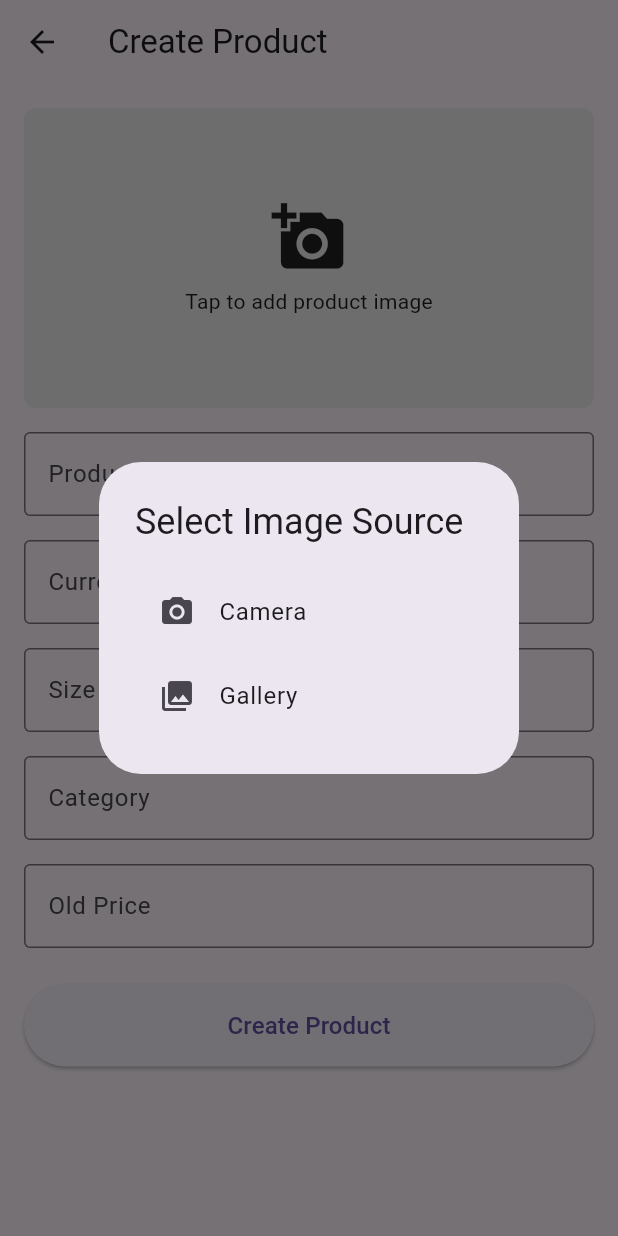
After one commit to 919Umesh/RealTime_Tracking, a Flutter app: the CreateProduct screen opened directly, after a tap on "Tap to add product image", on a phone screen of 412 x 824 dp. The commit adds this screen. Run offline on Flutter 3.47's test engine with Material 3 defaults, Android fonts, the light colour scheme and no system bars; drawn by our look-alikes of flutter_form_builder; our stand-ins replace bloc, cached_network_image, cloud_firestore, dio, equatable, firebase_auth and 9 more; accounts and stored records are empty; network calls fail.

Commit message:
Product Add

```diff
--- a/lib/core/app_router.dart
+++ b/lib/core/app_router.dart
@@ -1,5 +1,6 @@
 
 import 'package:flutter/material.dart';
+import 'package:live_track/modules/products/products_screens/create_product.dart';
 
 import '../models/product_model.dart';
 import '../modules/auth/auth_screens/signin_screen.dart';
--- a/lib/modules/auth/auth_screens/signin_screen.dart
+++ b/lib/modules/auth/auth_screens/signin_screen.dart
@@ -1,6 +1,7 @@
 import 'package:flutter/material.dart';
 import 'package:flutter_bloc/flutter_bloc.dart';
 import 'package:font_awesome_flutter/font_awesome_flutter.dart';
+import 'package:live_track/modules/products/products_screens/create_product.dart';
 
 import '../../../models/custom_error_model.dart';
 import '../../../core/colors.dart';
@@ -46,6 +47,10 @@ class _LoginPageState extends State<LoginPage> {
               children: [
                 InkWell(
                   onTap: () => Navigator.pushNamed(context, '/'),
+                 //  onTap: () =>Navigator.push(
+                 //    context,
+                 //    MaterialPageRoute(builder: (context) => const CreateProduct()),
+                 //  ),
                   child: Row(
                     mainAxisAlignment: MainAxisAlignment.end,
                     //crossAxisAlignment: CrossAxisAlignment.end,
--- a/lib/modules/branches/branches_bloc/branch_bloc.dart
+++ b/lib/modules/branches/branches_bloc/branch_bloc.dart
@@ -1,12 +1,8 @@
 import 'dart:async';
-
 import 'package:bloc/bloc.dart';
 import 'package:equatable/equatable.dart';
-
 import '../../../models/branch_model.dart';
 import '../branches_repos/branch_repos.dart';
-
-
 part 'branch_event.dart';
 part 'branch_state.dart';
 
--- a/lib/modules/products/product_bloc/product_bloc.dart
+++ b/lib/modules/products/product_bloc/product_bloc.dart
@@ -17,6 +17,7 @@ class ProductBloc extends Bloc<ProductEvent, ProductState> {
         super(ProductLoading()) {
     on<LoadProducts>(_mapLoadProductsToState);
     on<UpdateProducts>(_mapUpdateProductsToState);
+    on<AddProduct>(_mapAddProductToState);
   }
 
   FutureOr<void> _mapUpdateProductsToState(
@@ -35,4 +36,21 @@ class ProductBloc extends Bloc<ProductEvent, ProductState> {
       },
     );
   }
+  FutureOr<void> _mapAddProductToState(
+      AddProduct event, Emitter<ProductState> emit) async {
+    emit(ProductAdding());
+    try {
+      emit(ProductAdding());
+      await _productRepos.addProduct(event.product);
+      emit(ProductAdded());
+    } catch (e) {
+      emit(ProductAddError(error: e.toString()));
+    }
+  }
+
+  @override
+  Future<void> close() {
+    _productSubscription?.cancel();
+    return super.close();
+  }
 }
--- a/lib/modules/products/product_bloc/product_event.dart
+++ b/lib/modules/products/product_bloc/product_event.dart
@@ -17,3 +17,11 @@ class UpdateProducts extends ProductEvent {
   @override
   List<Object> get props => [products];
 }
+class AddProduct extends ProductEvent {
+  final Product product;
+
+  AddProduct(this.product);
+
+  @override
+  List<Object> get props => [product];
+}
--- a/lib/modules/products/product_bloc/product_state.dart
+++ b/lib/modules/products/product_bloc/product_state.dart
@@ -17,3 +17,16 @@ class ProductLoaded extends ProductState {
   @override
   List<Object> get props => [products];
 }
+
+class ProductAdding extends ProductState {}
+
+class ProductAdded extends ProductState {}
+
+class ProductAddError extends ProductState {
+  final String error;
+
+  const ProductAddError({required this.error});
+
+  @override
+  List<Object> get props => [error];
+}
--- a/lib/modules/products/product_repos/product_repos.dart
+++ b/lib/modules/products/product_repos/product_repos.dart
@@ -17,4 +17,21 @@ class ProductRepos extends BaseProductRepository {
       }).toList();
     });
   }
+
+  Future<void> addProduct(Product product) async {
+    try {
+      await _firebaseFirestore.collection('products').add({
+        'name': product.productName,
+        'imageUrl': product.productImageUrl,
+        'price': product.currentPrice,
+        'productSize': product.productSize,
+        'category': product.categoryName,
+        'oldprice': product.oldPrice,
+      });
+      print('Product added successfully.');
+    } catch (e) {
+      print('Error adding product: $e');
+      throw Exception('Failed to add product.');
+    }
+  }
 }
--- /dev/null
+++ b/lib/modules/products/products_screens/create_product.dart
@@ -0,0 +1,258 @@
+import 'package:flutter/material.dart';
+import 'package:flutter_bloc/flutter_bloc.dart';
+import 'package:image_picker/image_picker.dart';
+import 'package:flutter_form_builder/flutter_form_builder.dart';
+import 'package:form_builder_validators/form_builder_validators.dart';
+import 'dart:io';
+import '../../../models/product_model.dart';
+import '../product_bloc/product_bloc.dart';
+
+class CreateProduct extends StatefulWidget {
+  const CreateProduct({super.key});
+
+  @override
+  State<CreateProduct> createState() => _CreateProductState();
+}
+
+class _CreateProductState extends State<CreateProduct> {
+  final _formKey = GlobalKey<FormBuilderState>();
+  File? _imageFile;
+  bool _isLoading = false;
+
+  // Initialize ImagePicker
+  final ImagePicker _picker = ImagePicker();
+
+  // Field names for form validation
+  static const String fieldProductName = 'productName';
+  static const String fieldCurrentPrice = 'currentPrice';
+  static const String fieldSize = 'size';
+  static const String fieldCategory = 'category';
+  static const String fieldOldPrice = 'oldPrice';
+
+  Future<void> _pickImage(ImageSource source) async {
+    try {
+      final XFile? pickedFile = await _picker.pickImage(
+        source: source,
+        maxWidth: 1024,
+        maxHeight: 1024,
+        imageQuality: 85,
+      );
+
+      if (pickedFile != null) {
+        setState(() {
+          _imageFile = File(pickedFile.path);
+        });
+      }
+    } catch (e) {
+      ScaffoldMessenger.of(context).showSnackBar(
+        SnackBar(content: Text('Error picking image: $e')),
+      );
+    }
+  }
+
+  void _showImageSourceDialog() {
+    showDialog(
+      context: context,
+      builder: (BuildContext context) {
+        return AlertDialog(
+          title: const Text('Select Image Source'),
+          content: Column(
+            mainAxisSize: MainAxisSize.min,
+            children: [
+              ListTile(
+                leading: const Icon(Icons.camera_alt),
+                title: const Text('Camera'),
+                onTap: () {
+                  Navigator.pop(context);
+                  _pickImage(ImageSource.camera);
+                },
+              ),
+              ListTile(
+                leading: const Icon(Icons.photo_library),
+                title: const Text('Gallery'),
+                onTap: () {
+                  Navigator.pop(context);
+                  _pickImage(ImageSource.gallery);
+                },
+              ),
+            ],
+          ),
+        );
+      },
+    );
+  }
+
+  Future<void> _submitForm() async {
+    if (_formKey.currentState?.saveAndValidate() ?? false) {
+      final formData = _formKey.currentState!.value;
+
+      setState(() => _isLoading = true);
+
+      try {
+        final String imageUrl = _imageFile?.path ?? '';
+
+        final product = Product(
+          productName: formData[fieldProductName],
+          productImageUrl: imageUrl,
+          currentPrice: formData[fieldCurrentPrice].toString(),
+          productSize: formData[fieldSize],
+          categoryName: formData[fieldCategory],
+          oldPrice: formData[fieldOldPrice].toString(),
+        );
+
+        context.read<ProductBloc>().add(AddProduct(product));
+      } catch (e) {
+        ScaffoldMessenger.of(context).showSnackBar(
+          SnackBar(content: Text('Error submitting form: $e')),
+        );
+      } finally {
+        setState(() => _isLoading = false);
+      }
+    }
+  }
+
+  @override
+  Widget build(BuildContext context) {
+    return Scaffold(
+      appBar: AppBar(
+        title: const Text("Create Product"),
+      ),
+      body: BlocConsumer<ProductBloc, ProductState>(
+        listener: (context, state) {
+          if (state is ProductAdded) {
+            ScaffoldMessenger.of(context).showSnackBar(
+              const SnackBar(content: Text("Product added successfully!")),
+            );
+            Navigator.pop(context);
+          } else if (state is ProductAddError) {
+            ScaffoldMessenger.of(context).showSnackBar(
+              SnackBar(content: Text("Error: ${state.error}")),
+            );
+          }
+        },
+        builder: (context, state) {
+          if (state is ProductAdding || _isLoading) {
+            return const Center(child: CircularProgressIndicator());
+          }
+
+          return SingleChildScrollView(
+            padding: const EdgeInsets.all(16.0),
+            child: FormBuilder(
+              key: _formKey,
+              autovalidateMode: AutovalidateMode.onUserInteraction,
+              child: Column(
+                crossAxisAlignment: CrossAxisAlignment.stretch,
+                children: [
+                  // Image Preview and Picker
+                  GestureDetector(
+                    onTap: _showImageSourceDialog,
+                    child: Container(
+                      height: 200,
+                      decoration: BoxDecoration(
+                        color: Colors.grey[200],
+                        borderRadius: BorderRadius.circular(8),
+                      ),
+                      child: _imageFile != null
+                          ? ClipRRect(
+                        borderRadius: BorderRadius.circular(8),
+                        child: Image.file(
+                          _imageFile!,
+                          fit: BoxFit.cover,
+                        ),
+                      )
+                          : const Column(
+                        mainAxisAlignment: MainAxisAlignment.center,
+                        children: [
+                          Icon(Icons.add_a_photo, size: 50),
+                          SizedBox(height: 8),
+                          Text('Tap to add product image'),
+                        ],
+                      ),
+                    ),
+                  ),
+                  const SizedBox(height: 16),
+
+                  // Form Fields
+                  FormBuilderTextField(
+                    name: fieldProductName,
+                    decoration: const InputDecoration(
+                      labelText: 'Product Name',
+                      border: OutlineInputBorder(),
+                    ),
+                    validator: FormBuilderValidators.compose([
+                      FormBuilderValidators.required(),
+                    ]),
+                  ),
+                  const SizedBox(height: 16),
+
+                  FormBuilderTextField(
+                    name: fieldCurrentPrice,
+                    decoration: const InputDecoration(
+                      labelText: 'Current Price',
+                      border: OutlineInputBorder(),
+                      prefixText: '\$',
+                    ),
+                    keyboardType: TextInputType.number,
+                    validator: FormBuilderValidators.compose([
+                      FormBuilderValidators.required(),
+                      FormBuilderValidators.numeric(),
+                      FormBuilderValidators.min(0),
+                    ]),
+                  ),
+                  const SizedBox(height: 16),
+
+                  FormBuilderTextField(
+                    name: fieldSize,
+                    decoration: const InputDecoration(
+                      labelText: 'Size',
+                      border: OutlineInputBorder(),
+                    ),
+                    validator: FormBuilderValidators.required(),
+                  ),
+                  const SizedBox(height: 16),
+
+                  FormBuilderTextField(
+                    name: fieldCategory,
+                    decoration: const InputDecoration(
+                      labelText: 'Category',
+                      border: OutlineInputBorder(),
+                    ),
+                    validator: FormBuilderValidators.required(),
+                  ),
+                  const SizedBox(height: 16),
+
+                  FormBuilderTextField(
+                    name: fieldOldPrice,
+                    decoration: const InputDecoration(
+                      labelText: 'Old Price',
+                      border: OutlineInputBorder(),
+                      prefixText: '\$',
+                    ),
+                    keyboardType: TextInputType.number,
+                    validator: FormBuilderValidators.compose([
+                      FormBuilderValidators.required(),
+                      FormBuilderValidators.numeric(),
+                      FormBuilderValidators.min(0),
+                    ]),
+                  ),
+                  const SizedBox(height: 24),
+
+                  ElevatedButton(
+                    onPressed: _submitForm,
+                    style: ElevatedButton.styleFrom(
+                      padding: const EdgeInsets.symmetric(vertical: 16),
+                    ),
+                    child: const Text(
+                      'Create Product',
+                      style: TextStyle(fontSize: 16),
+                    ),
+                  ),
+                ],
+              ),
+            ),
+          );
+        },
+      ),
+    );
+  }
+}
--- a/lib/modules/products/products_screens/product_display_screen.dart
+++ b/lib/modules/products/products_screens/product_display_screen.dart
@@ -23,7 +23,7 @@ class _ProductDisplayScreenState extends State<ProductDisplayScreen> {
             TopContainer(searchBarTitle: "Search Product"),
             SizedBox(
               height: MediaQuery.of(context).size.height,
-              child: ProductDislpayWidget(),
+              child: const ProductDislpayWidget(),
             ),
           ],
         ),
--- a/lib/widgets/product_display_list_view.dart
+++ b/lib/widgets/product_display_list_view.dart
@@ -76,7 +76,7 @@ class _ProductDislpayWidgetState extends State<ProductDislpayWidget> {
                 ),
                 //borderRadius: BorderRadius.circular(16.0),
                 child: CachedNetworkImage(
-                  imageUrl: product.productImageUrl,
+                  imageUrl:"https://console.firebase.google.com/project/live-location-291ca/firestore/databases/-default-/data/${product.productImageUrl}",
                   fit: BoxFit.cover,
                 ),
               ),
--- a/pubspec.yaml
+++ b/pubspec.yaml
@@ -34,6 +34,9 @@ dependencies:
   cached_network_image: ^3.4.1
   flutter_staggered_grid_view: ^0.7.0
   google_sign_in: ^6.2.2
+  flutter_form_builder: ^9.3.0
+  image_picker: ^1.1.2
+  form_builder_validators: ^11.0.0
 
 dev_dependencies:
   flutter_test:
```
Also changed, not shown: pubspec.lock, 6 other files.
